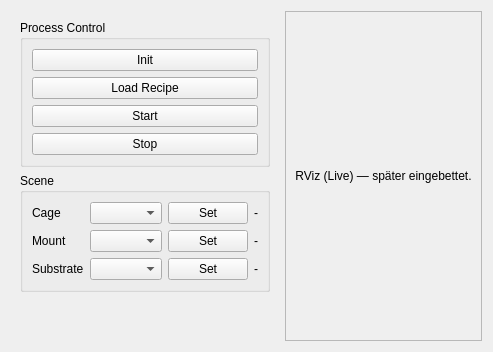
mikv75-lab/ROS-Project, file Spraycoater/resource/ui/tabs/service/service_tab.ui: the form before one commit.
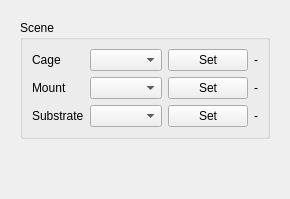
The form after the commit.

The edit to the form file:
```diff
--- a/Spraycoater/resource/ui/tabs/service/service_tab.ui
+++ b/Spraycoater/resource/ui/tabs/service/service_tab.ui
@@ -11,20 +11,7 @@
     <widget class="QWidget" name="leftColumn">
      <layout class="QVBoxLayout" name="leftLayout">
 
-      <!-- ===== Process Control (wie gehabt) ===== -->
-      <item>
-       <widget class="QGroupBox" name="grpProcess">
-        <property name="title"><string>Process Control</string></property>
-        <layout class="QVBoxLayout" name="processButtonsLayout">
-         <item><widget class="QPushButton" name="btnInit"><property name="text"><string>Init</string></property></widget></item>
-         <item><widget class="QPushButton" name="btnLoadRecipe"><property name="text"><string>Load Recipe</string></property></widget></item>
-         <item><widget class="QPushButton" name="btnStart"><property name="text"><string>Start</string></property></widget></item>
-         <item><widget class="QPushButton" name="btnStop"><property name="text"><string>Stop</string></property></widget></item>
-        </layout>
-       </widget>
-      </item>
-
-      <!-- ===== Scene (NEU) ===== -->
+      <!-- ===== Scene ===== -->
       <item>
        <widget class="QGroupBox" name="grpScene">
         <property name="title"><string>Scene</string></property>
@@ -63,22 +50,6 @@
      </layout>
     </widget>
    </item>
-
-   <!-- Rechte Seite: RViz-Placeholder -->
-   <item>
-    <widget class="QFrame" name="rvizContainer">
-     <property name="frameShape"><enum>QFrame::StyledPanel</enum></property>
-     <property name="frameShadow"><enum>QFrame::Raised</enum></property>
-     <layout class="QVBoxLayout" name="rvizLayout">
-      <item>
-       <widget class="QLabel" name="lblRvizHint">
-        <property name="text"><string>RViz (Live) — später eingebettet.</string></property>
-        <property name="alignment"><set>Qt::AlignHCenter|Qt::AlignVCenter</set></property>
-       </widget>
-      </item>
-     </layout>
-    </widget>
-   </item>
   </layout>
  </widget>
  <resources/>
```
Left out of the diff: 58 changed lines with no effect on the pictures.
